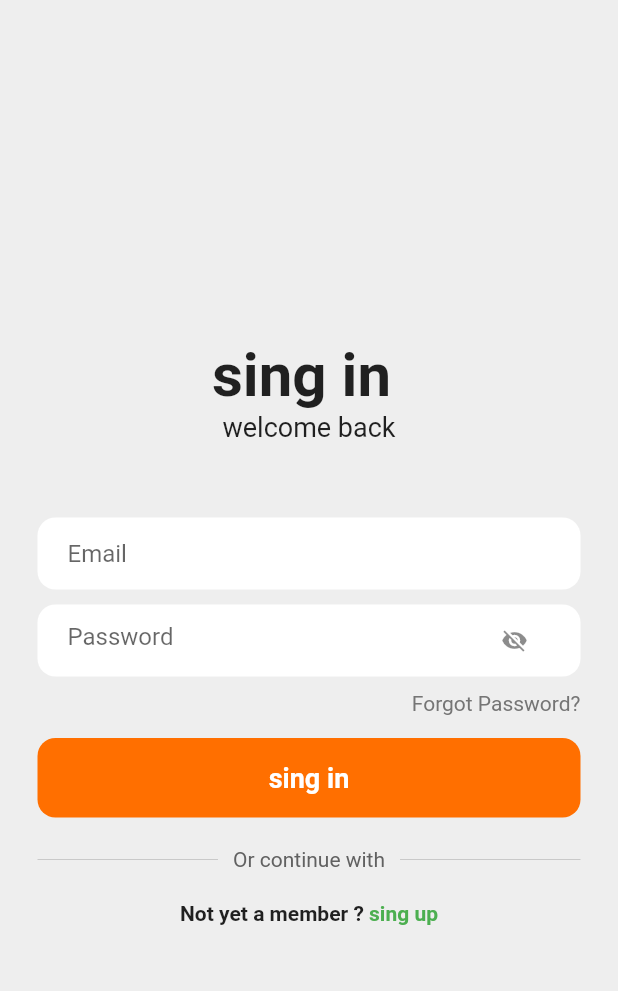
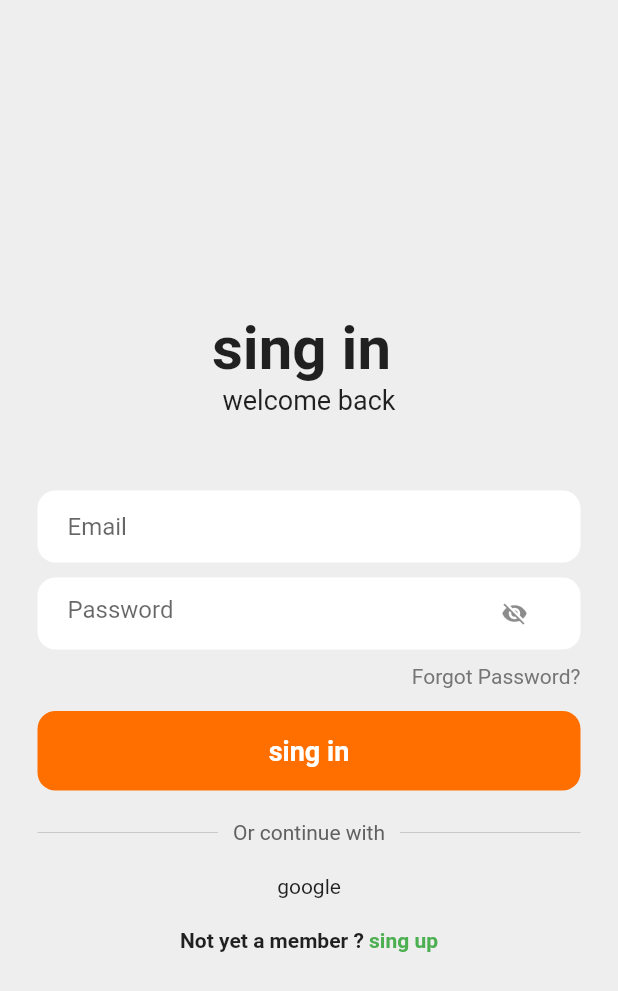
Before and after one commit to medait-3/Auth_firebase_flutter-demo, a Flutter app: the screen it shows after launch, on a phone screen of 412 x 824 dp. Shown: the top 991 px of the screen. Run offline on Flutter 3.47's test engine with Material 2 defaults, Android fonts, the light colour scheme and no system bars; our stand-ins replace firebase_auth, firebase_core, google_sign_in; accounts and stored records are empty.

Commit message:
google sign

```diff
--- a/lib/secreens/login.dart
+++ b/lib/secreens/login.dart
@@ -1,6 +1,7 @@
 import 'dart:math';
 import 'dart:ui';
-
+// import 'dart:html';
+import 'package:authfirebase/secreens/socialsingin.dart';
 import 'package:firebase_auth/firebase_auth.dart';
 import 'package:firebase_core/firebase_core.dart';
 import 'package:flutter/material.dart';
@@ -117,7 +118,8 @@ class _LoginState extends State<Login> {
                               _passwordVisible
                                   ? Icons.visibility
                                   : Icons.visibility_off,
-                              color: Colors.grey[20], size: 18,
+                              color: Colors.grey[20],
+                              size: 18,
                             ),
                             onPressed: () {
                               // Update the state i.e. toogle the state of passwordVisible variable
@@ -207,7 +209,14 @@ class _LoginState extends State<Login> {
               SizedBox(
                 height: 20,
               ),
-
+              InkWell(
+                  onTap: () async {
+                    await AuthSocial().signInWithGoogle();
+                  },
+                  child: Text("google")),
+              SizedBox(
+                height: 20,
+              ),
               //txt sign up
               Row(
                 mainAxisAlignment: MainAxisAlignment.center,
```
Also changed, not shown: lib/secreens/google-login.dart (deleted, +0 -19 lines), lib/secreens/socialsingin.dart (added, +24 -0 lines), pubspec.lock.
